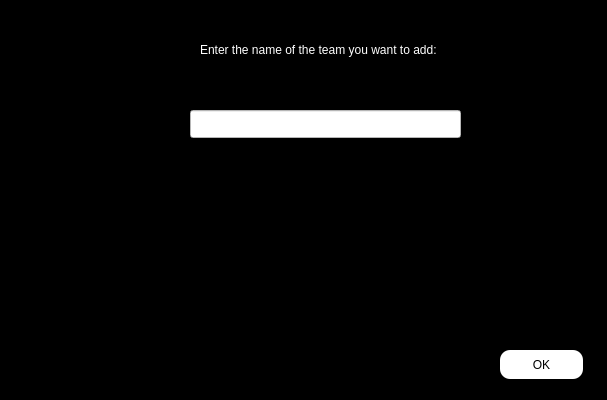
Qt form enter/add_team_before.ui (Shayanrava/APproject) before a commit.
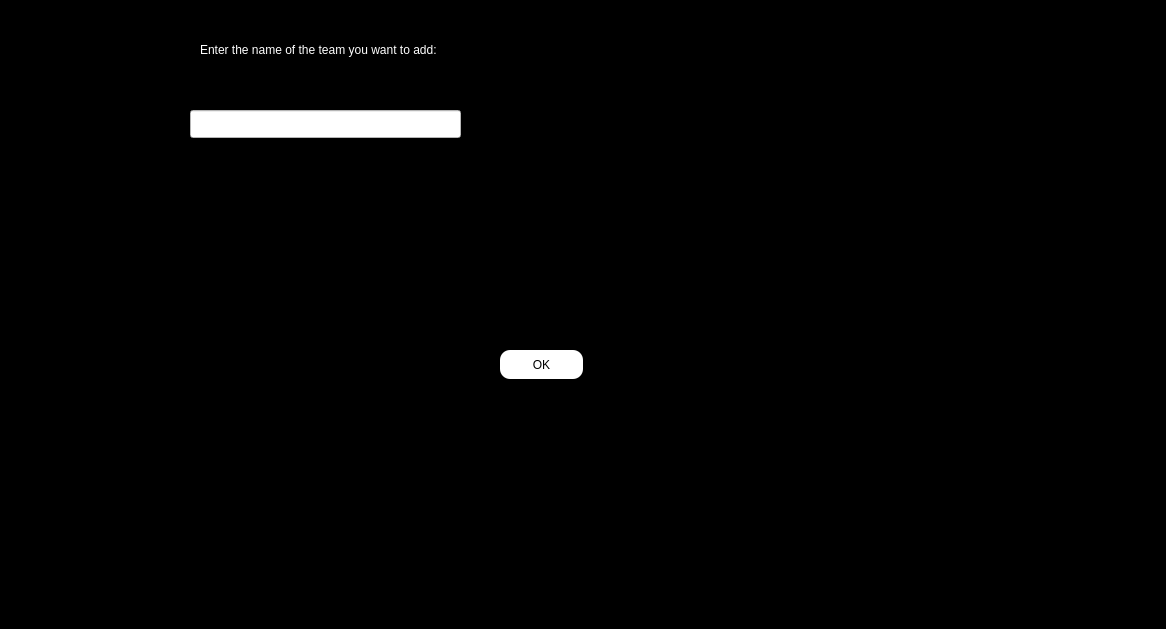
The same form after that commit.

What changed in the file:
```diff
--- a/enter/add_team_before.ui
+++ b/enter/add_team_before.ui
@@ -6,8 +6,8 @@
    <rect>
     <x>0</x>
     <y>0</y>
-    <width>607</width>
-    <height>400</height>
+    <width>1166</width>
+    <height>629</height>
    </rect>
   </property>
   <property name="windowTitle">
```
